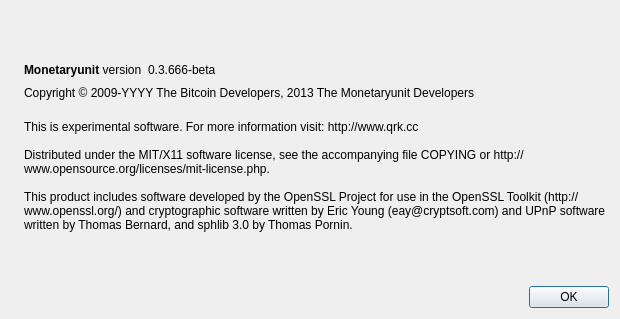
This is src/qt/forms/aboutdialog.ui in upgradeadvice/MUE-Src as Qt 5 draws it before an edit. The edited form follows.
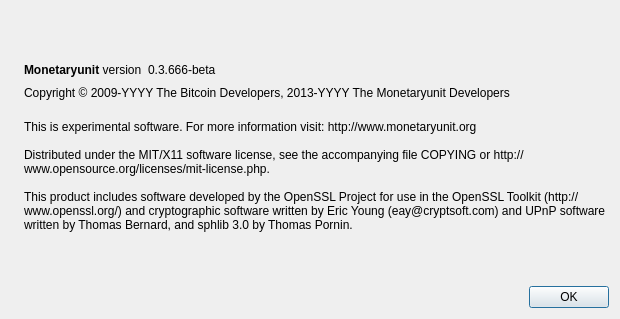
This is the edited form. Icons and pictures are not drawn.

Commit message:
Merge in 0.8.6 stuff from bitcoin main
Merge in 0.8.6 stuff from bitcoin main

Diff of the .ui file:
```diff
--- a/src/qt/forms/aboutdialog.ui
+++ b/src/qt/forms/aboutdialog.ui
@@ -91,7 +91,7 @@
         <cursorShape>IBeamCursor</cursorShape>
        </property>
        <property name="text">
-        <string notr="true">Copyright &amp;copy; 2009-YYYY The Bitcoin Developers, 2013 The Monetaryunit Developers</string>
+        <string notr="true">Copyright &amp;copy; 2009-YYYY The Bitcoin Developers, 2013-YYYY The Monetaryunit Developers</string>
        </property>
        <property name="textFormat">
         <enum>Qt::RichText</enum>
@@ -108,7 +108,7 @@
        </property>
        <property name="text">
         <string>
-This is experimental software. For more information visit: http://www.qrk.cc
+This is experimental software. For more information visit: http://www.monetaryunit.org
 
 Distributed under the MIT/X11 software license, see the accompanying file COPYING or http://www.opensource.org/licenses/mit-license.php.
 
```
The commit also changes 61 other files.
